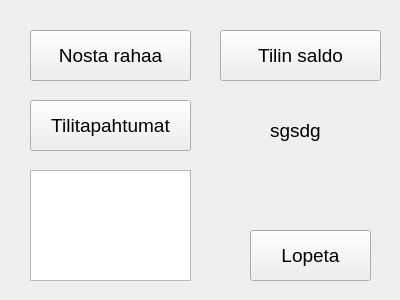
Before: the Qt Designer form panki/menu.ui in tvt20kmo-ohjelmistokehitysprojekti/Group4, drawn with Qt 5.
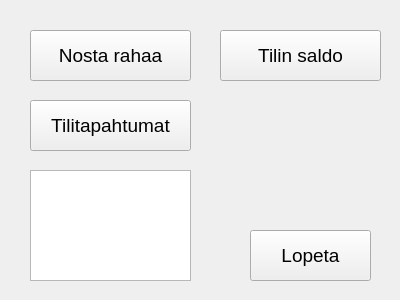
After: the same form once the commit is applied.

The edit to the form file:
```diff
--- a/panki/menu.ui
+++ b/panki/menu.ui
@@ -100,7 +100,7 @@
     </font>
    </property>
    <property name="text">
-    <string>sgsdg</string>
+    <string/>
    </property>
   </widget>
   <widget class="QTextEdit" name="texTapahtumat">
```
